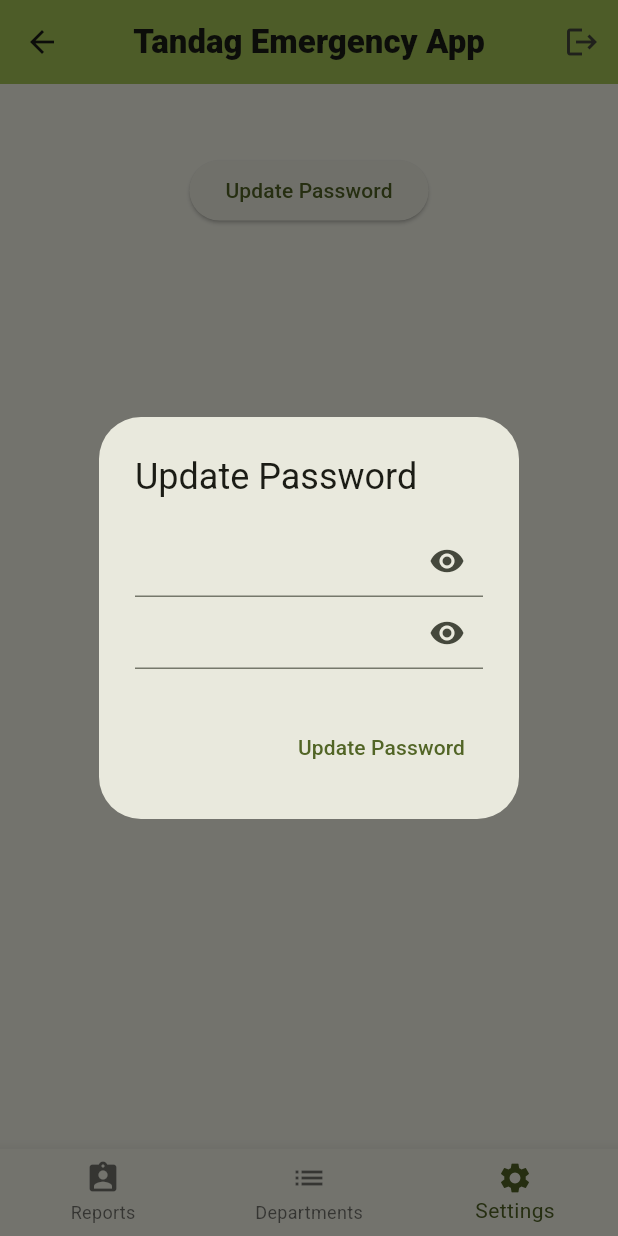
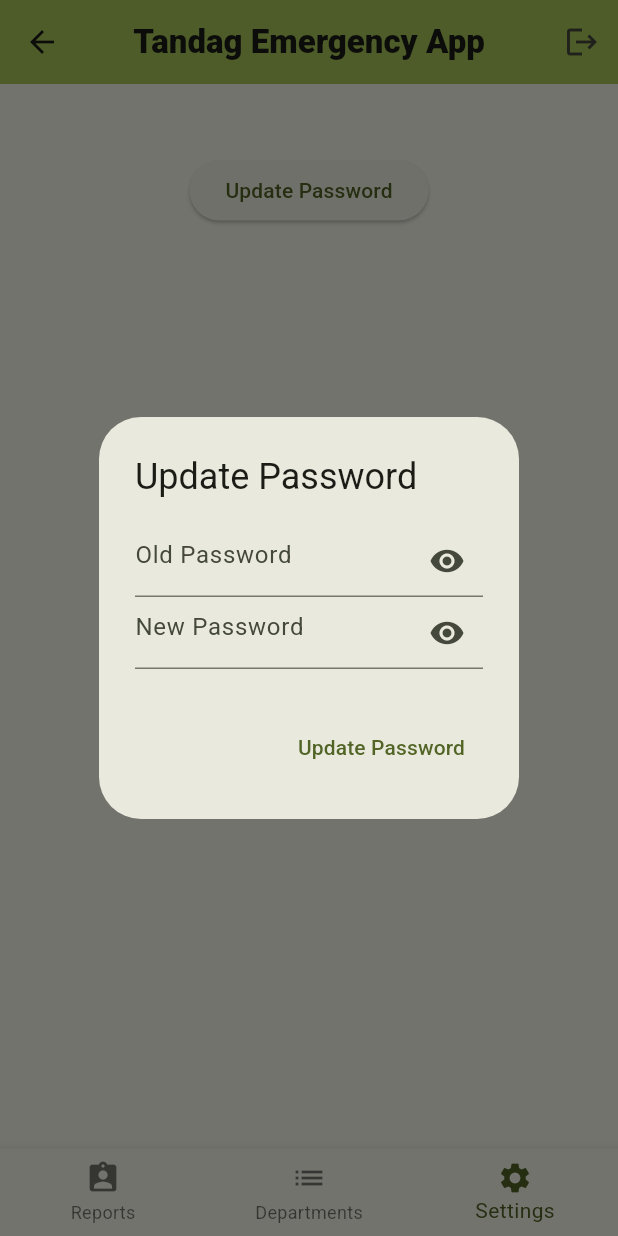
Before and after one commit to xoflo/tandag911, a Flutter app: the AdminScreen screen opened directly, item 3 of the bottom bar chosen, after a tap on "Update Password", on a phone screen of 412 x 824 dp. Run offline on Flutter 3.47's test engine with Material 3 defaults, Android fonts, the phone set to English and light mode, and no system bars; our stand-ins replace cloud_firestore, firebase_auth, firebase_core, flutter_animate; missing offline and left inert: firebase_app_check; accounts and stored records are empty.

Commit message:
Add hint text to password fields in settings dialog
- Add `hintText: 'Old Password'` to the old password `TextField`.
- Add `hintText: 'New Password'` to the new password `TextField`.

```diff
--- a/lib/admin/settings_functions.dart
+++ b/lib/admin/settings_functions.dart
@@ -15,12 +15,14 @@ updatePasswordDialog(BuildContext context, User user) {
           TextField(
             controller: oldPass,
             decoration: InputDecoration(
+              hintText: 'Old Password',
                 suffixIcon: IconButton(onPressed: () {}, icon: Icon(Icons.visibility))
             ),
           ),
           TextField(
             controller: newPass,
             decoration: InputDecoration(
+                hintText: 'New Password',
                 suffixIcon: IconButton(onPressed: () {}, icon: Icon(Icons.visibility))
             ),
           ),
```
